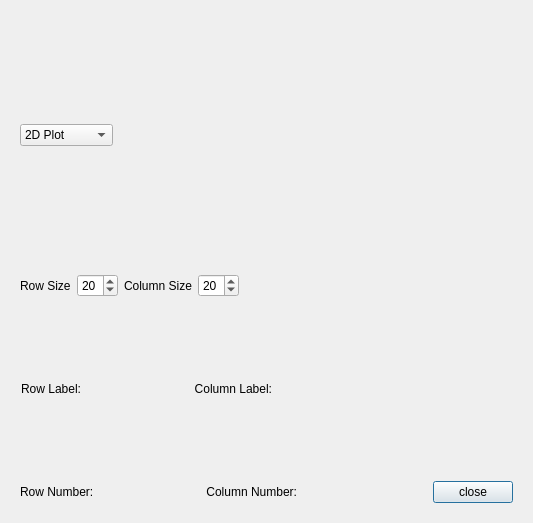
Old version of the form src/GuiQt/ChartingDialog.ui in the repository Washington-University/workbench.
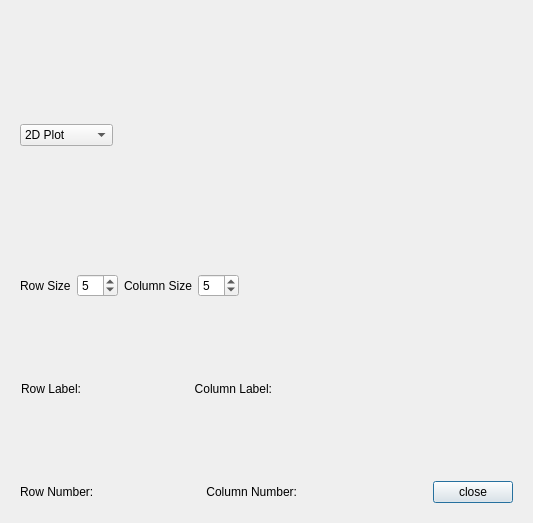
New version of the form.

Commit message: Fixed issue with CiftiXML building on windows, adjusted default size for column and rows in matrix viewer.

Patch:
```diff
--- a/src/GuiQt/ChartingDialog.ui
+++ b/src/GuiQt/ChartingDialog.ui
@@ -71,7 +71,7 @@
            <number>1</number>
           </property>
           <property name="value">
-           <number>20</number>
+           <number>5</number>
           </property>
          </widget>
         </item>
@@ -88,7 +88,7 @@
            <number>1</number>
           </property>
           <property name="value">
-           <number>20</number>
+           <number>5</number>
           </property>
          </widget>
         </item>
```
The commit also changes 2 other files.
